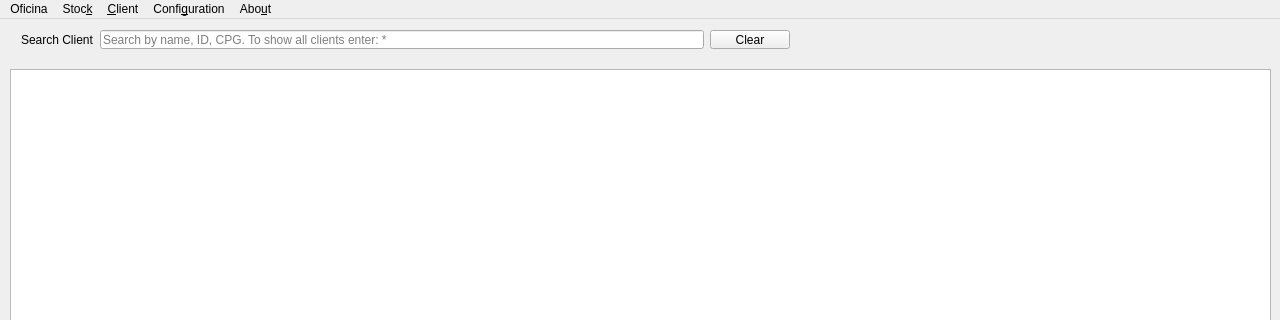
First picture: the form in Main_Window.ui, repository bedi1982/Oficina, before the edit; both pictures show x 0 to 1280 and y 0 to 320 of the 1280 by 768 pixel window.
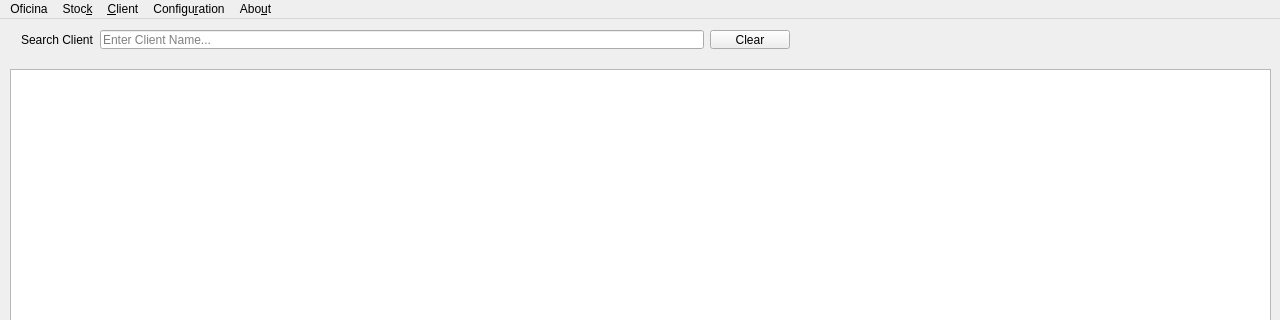
Second picture: the form after the edit. Icons and pictures are not drawn.

Commit message: Implemented a proxy for the database models, this will signifincatly decrease database access requests. Main Search for now, this implementations will be developed in all other parts that show data from models on qtables.

```diff
--- a/Main_Window.ui
+++ b/Main_Window.ui
@@ -203,7 +203,7 @@
         <number>30</number>
        </property>
        <property name="placeholderText">
-        <string>Search by name, ID, CPG. To show all clients enter: *</string>
+        <string>Enter Client Name...</string>
        </property>
       </widget>
      </item>
@@ -301,7 +301,7 @@
    </widget>
    <widget class="QMenu" name="menuRoot">
     <property name="title">
-     <string>Confi&amp;guration</string>
+     <string>Configu&amp;ration</string>
     </property>
     <addaction name="action_Change_Hour_Cost"/>
     <addaction name="action_Employees"/>
```
The commit also changes 7 other files.
